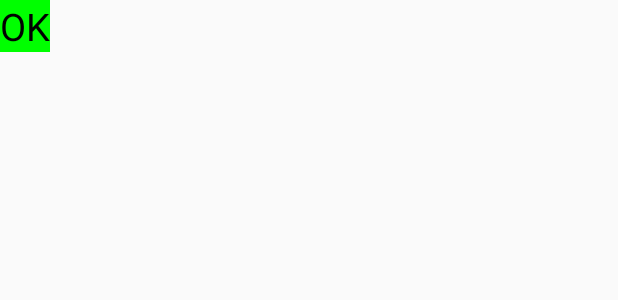
After one commit to greifmatthias/Horizontal-Calendar-Strip, an Android app: the layout sample_default.xml on its own in the app's theme, with its tools: preview values and no code run, on a phone screen of 412 x 824 dp. The commit adds this screen. Shown: the top 300 px of the screen. Run offline under Robolectric (Android 15) with nearby library versions, the phone set to English and light mode, and no system bars.

Commit message:
Sample updated

```diff
--- a/HorizontalCalendar/app/src/main/res/layout/activity_main.xml
+++ b/HorizontalCalendar/app/src/main/res/layout/activity_main.xml
@@ -15,7 +15,9 @@
         <be.greifmatthias.horizontalcalendarstrip.HorizontalCalendar
             android:id="@+id/hcCalendar"
             android:layout_width="match_parent"
-            android:layout_height="wrap_content"></be.greifmatthias.horizontalcalendarstrip.HorizontalCalendar>
+            android:layout_height="wrap_content"
+            android:layout_marginLeft="19dp"
+            android:layout_marginTop="19dp"></be.greifmatthias.horizontalcalendarstrip.HorizontalCalendar>
 
         <TextView
             android:id="@+id/tvTest"
--- /dev/null
+++ b/HorizontalCalendar/app/src/main/res/layout/sample_default.xml
@@ -0,0 +1,16 @@
+<?xml version="1.0" encoding="utf-8"?>
+<RelativeLayout
+    xmlns:android="http://schemas.android.com/apk/res/android"
+    android:layout_width="wrap_content"
+    android:layout_height="wrap_content"
+    android:background="#00ff00">
+
+    <TextView
+        android:id="@+id/tvDate"
+        android:layout_width="wrap_content"
+        android:layout_height="wrap_content"
+        android:text="OK"
+        android:textSize="25dp"
+        android:textColor="#000000"/>
+
+</RelativeLayout>
--- a/HorizontalCalendar/horizontalcalendarstrip/build.gradle
+++ b/HorizontalCalendar/horizontalcalendarstrip/build.gradle
@@ -13,7 +13,7 @@ ext {
     siteUrl = 'https://github.com/greifmatthias/Horizontal-Calendar-Strip'
     gitUrl = 'https://github.com/greifmatthias/Horizontal-Calendar-Strip.git'
 
-    libraryVersion = '0.1.2'
+    libraryVersion = '0.1.3'
 
     developerId = 'greifmatthias'
     developerName = 'Greif Matthias'
```
Also changed, not shown: HorizontalCalendar/app/src/main/java/be/greifmatthias/horizontalcalendar/MainActivity.java (+10 -2 lines), HorizontalCalendar/app/src/main/res/layout/sample_selected.xml (added, +16 -0 lines).
